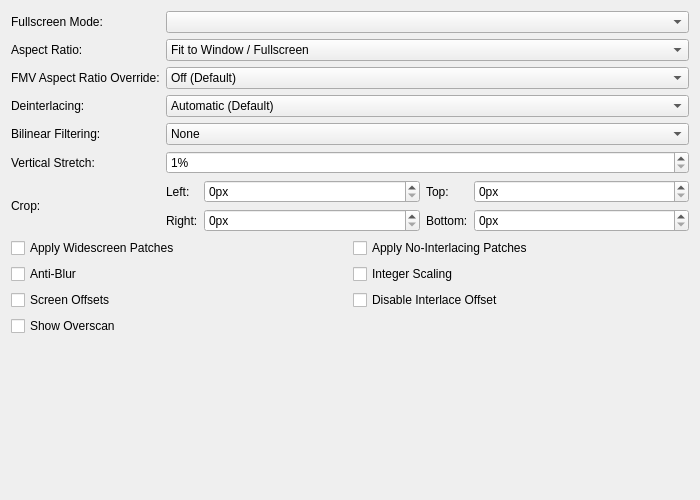
First picture: the form in pcsx2-qt/Settings/GraphicsDisplaySettingsTab.ui, repository PCSX2/pcsx2, before the edit.
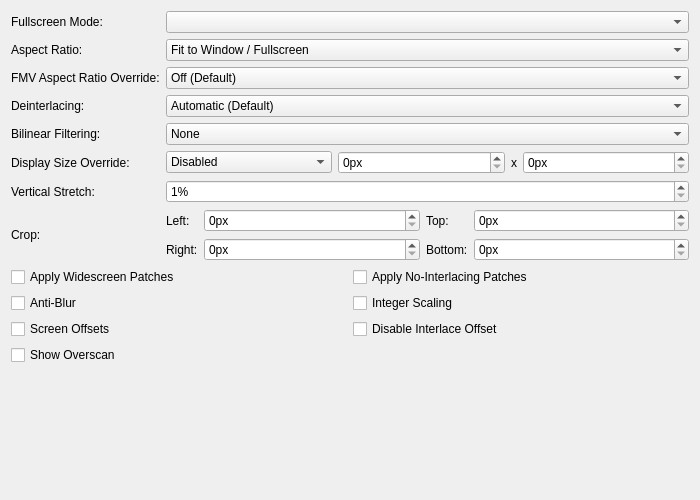
Second picture: the form after the edit.

Commit message: GS: Add Display Size Override

Patch:
```diff
--- a/pcsx2-qt/Settings/GraphicsDisplaySettingsTab.ui
+++ b/pcsx2-qt/Settings/GraphicsDisplaySettingsTab.ui
@@ -33,7 +33,7 @@
    <item row="0" column="1">
     <widget class="QComboBox" name="fullscreenModes"/>
    </item>
-   <item row="7" column="0" colspan="2">
+   <item row="8" column="0" colspan="2">
     <layout class="QGridLayout" name="displayGridLayout">
      <item row="1" column="1">
       <widget class="QCheckBox" name="integerScaling">
@@ -148,6 +148,75 @@
     </widget>
    </item>
    <item row="5" column="0">
+    <widget class="QLabel" name="displaySizeOverrideLabel">
+     <property name="text">
+      <string>Display Size Override:</string>
+     </property>
+     <property name="buddy">
+      <cstring>displaySizeOverrideMode</cstring>
+     </property>
+    </widget>
+   </item>
+   <item row="5" column="1">
+    <layout class="QHBoxLayout" name="displaySizeOverrideLayout" stretch="1,1,0,1">
+     <item>
+      <widget class="QComboBox" name="displaySizeOverrideMode">
+       <item>
+        <property name="text">
+         <string>Disabled</string>
+        </property>
+       </item>
+       <item>
+        <property name="text">
+         <string>1:1 Pixel Mapping</string>
+        </property>
+       </item>
+       <item>
+        <property name="text">
+         <string>Custom</string>
+        </property>
+       </item>
+      </widget>
+     </item>
+     <item>
+      <widget class="QSpinBox" name="displaySizeOverrideWidth">
+       <property name="suffix">
+        <string>px</string>
+       </property>
+       <property name="singleStep">
+        <number>32</number>
+       </property>
+       <property name="maximum">
+        <number>32768</number>
+       </property>
+      </widget>
+     </item>
+     <item>
+      <widget class="QLabel" name="xLabel">
+       <property name="text">
+        <string>x</string>
+       </property>
+       <property name="buddy">
+        <cstring>displaySizeOverrideHeight</cstring>
+       </property>
+      </widget>
+     </item>
+     <item>
+      <widget class="QSpinBox" name="displaySizeOverrideHeight">
+       <property name="suffix">
+        <string>px</string>
+       </property>
+       <property name="singleStep">
+        <number>32</number>
+       </property>
+       <property name="maximum">
+        <number>32768</number>
+       </property>
+      </widget>
+     </item>
+    </layout>
+   </item>
+   <item row="6" column="0">
     <widget class="QLabel" name="verticalStretchLabel">
      <property name="text">
       <string>Vertical Stretch:</string>
@@ -206,7 +275,7 @@
      </item>
     </widget>
    </item>
-   <item row="6" column="0">
+   <item row="7" column="0">
     <widget class="QLabel" name="cropLabel">
      <property name="text">
       <string>Crop:</string>
@@ -277,7 +346,7 @@
      </item>
     </widget>
    </item>
-   <item row="5" column="1">
+   <item row="6" column="1">
     <widget class="QSpinBox" name="stretchY">
      <property name="suffix">
       <string extracomment="Percentage sign that shows next to a value. You might want to add a space before if your language requires it.">%</string>
@@ -290,7 +359,7 @@
      </property>
     </widget>
    </item>
-   <item row="8" column="0">
+   <item row="9" column="0">
     <spacer name="verticalSpacer">
      <property name="orientation">
       <enum>Qt::Orientation::Vertical</enum>
@@ -303,7 +372,7 @@
      </property>
     </spacer>
    </item>
-   <item row="6" column="1">
+   <item row="7" column="1">
     <layout class="QGridLayout" name="gridLayout_2" columnstretch="0,1,0,1">
      <item row="0" column="3">
       <widget class="QSpinBox" name="cropTop">
```
Left out of the diff: 3 changed lines with no effect on the pictures. The commit also changes 5 other files.
